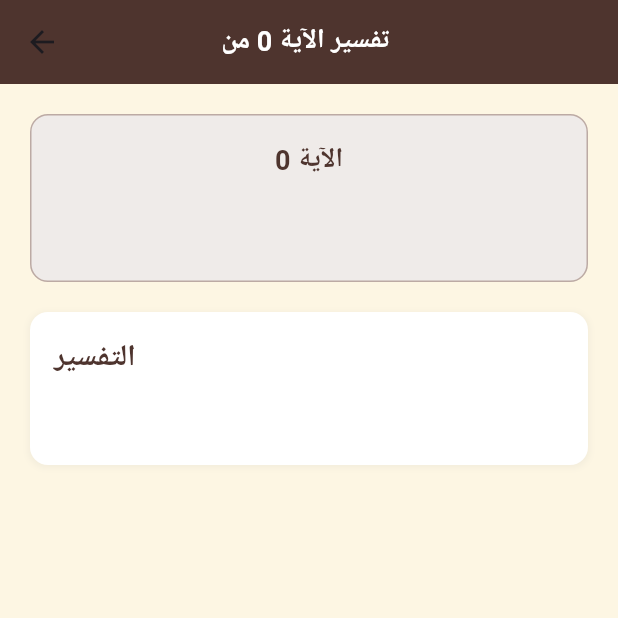
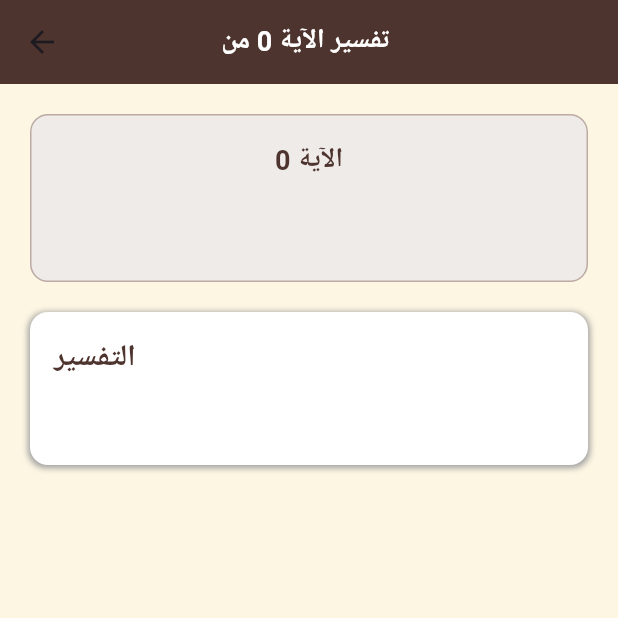
Before and after one commit to mu6m/quran-app, a Flutter app: the TafsirScreen screen opened directly with empty values, on a phone screen of 412 x 824 dp, the top half of it. Run offline on Flutter 3.47's test engine with Material 3 defaults, Android fonts, the phone set to English and light mode, and no system bars.

Commit message:
update main.dart fixing the formatting

```diff
--- a/lib/main.dart
+++ b/lib/main.dart
@@ -4,27 +4,31 @@ import 'dart:convert';
 import 'package:flutter/services.dart';
 
 void main() {
-  runApp(QuranApp());
+  runApp(const QuranApp());
 }
 
 class QuranApp extends StatelessWidget {
+  const QuranApp({super.key});
+
   @override
   Widget build(BuildContext context) {
     return MaterialApp(
       title: 'القرآن الكريم',
       theme: ThemeData(
         primarySwatch: Colors.brown,
-        scaffoldBackgroundColor: Color(0xFFFDF6E3),
+        scaffoldBackgroundColor: const Color(0xFFFDF6E3),
       ),
-      home: SurahMenuScreen(),
+      home: const SurahMenuScreen(),
       debugShowCheckedModeBanner: false,
     );
   }
 }
 
 class SurahMenuScreen extends StatefulWidget {
+  const SurahMenuScreen({super.key});
+
   @override
-  _SurahMenuScreenState createState() => _SurahMenuScreenState();
+  State<SurahMenuScreen> createState() => _SurahMenuScreenState();
 }
 
 class _SurahMenuScreenState extends State<SurahMenuScreen> {
@@ -62,7 +66,7 @@ class _SurahMenuScreenState extends State<SurahMenuScreen> {
   Widget build(BuildContext context) {
     return Scaffold(
       appBar: AppBar(
-        title: Text(
+        title: const Text(
           'القرآن الكريم',
           style: TextStyle(
             fontSize: 22,
@@ -87,7 +91,8 @@ class _SurahMenuScreenState extends State<SurahMenuScreen> {
                 return Card(
                   color: Colors.white,
                   elevation: 2,
-                  margin: EdgeInsets.symmetric(vertical: 4, horizontal: 8),
+                  margin:
+                      const EdgeInsets.symmetric(vertical: 4, horizontal: 8),
                   child: ListTile(
                     onTap: () {
                       Navigator.push(
@@ -125,12 +130,12 @@ class _SurahMenuScreenState extends State<SurahMenuScreen> {
 }
 
 class SurahReadScreen extends StatefulWidget {
+  const SurahReadScreen({super.key, required this.surah});
+
   final Map<String, dynamic> surah;
 
-  SurahReadScreen({required this.surah});
-
   @override
-  _SurahReadScreenState createState() => _SurahReadScreenState();
+  State<SurahReadScreen> createState() => _SurahReadScreenState();
 }
 
 class _SurahReadScreenState extends State<SurahReadScreen> {
@@ -219,7 +224,7 @@ class _SurahReadScreenState extends State<SurahReadScreen> {
       appBar: AppBar(
         title: Text(
           widget.surah['name']['ar'],
-          style: TextStyle(
+          style: const TextStyle(
             fontSize: 22,
             fontWeight: FontWeight.bold,
             color: Colors.white,
@@ -245,7 +250,7 @@ class _SurahReadScreenState extends State<SurahReadScreen> {
                       textAlign: TextAlign.justify,
                       textDirection: TextDirection.rtl,
                       text: TextSpan(
-                        style: TextStyle(
+                        style: const TextStyle(
                           fontSize: 24,
                           color: Colors.black87,
                           height: 1.8,
@@ -260,9 +265,7 @@ class _SurahReadScreenState extends State<SurahReadScreen> {
                             text: '$ayaText ﴿$ayaNumber﴾ ',
                             style: TextStyle(
                               color: isSelected ? Colors.brown : Colors.black87,
-                              backgroundColor: isSelected
-                                  ? Colors.brown.withOpacity(0.1)
-                                  : null,
+                              backgroundColor: isSelected ? Colors.brown : null,
                             ),
                             recognizer: LongPressGestureRecognizer()
                               ..onLongPressStart = (details) =>
@@ -282,7 +285,7 @@ class _SurahReadScreenState extends State<SurahReadScreen> {
                           foregroundColor: Colors.white,
                         ),
                         onPressed: _navigateToTafsir,
-                        child: Text('التفسير'),
+                        child: const Text('التفسير'),
                       ),
                     ),
                 ],
@@ -293,17 +296,18 @@ class _SurahReadScreenState extends State<SurahReadScreen> {
 }
 
 class TafsirScreen extends StatelessWidget {
-  final String surahName;
-  final int ayaNumber;
-  final String tafsirText;
-  final String ayaText;
-
-  TafsirScreen({
+  const TafsirScreen({
+    super.key,
     required this.surahName,
     required this.ayaNumber,
     required this.tafsirText,
     required this.ayaText,
   });
+
+  final String surahName;
+  final int ayaNumber;
+  final String tafsirText;
+  final String ayaText;
 
   String cleanTafsirText(String text) {
     return text
@@ -320,7 +324,7 @@ class TafsirScreen extends StatelessWidget {
       appBar: AppBar(
         title: Text(
           'تفسير الآية $ayaNumber من $surahName',
-          style: TextStyle(
+          style: const TextStyle(
             fontSize: 18,
             fontWeight: FontWeight.bold,
             color: Colors.white,
@@ -331,12 +335,12 @@ class TafsirScreen extends StatelessWidget {
         elevation: 0,
       ),
       body: SingleChildScrollView(
-        padding: EdgeInsets.all(20),
+        padding: const EdgeInsets.all(20),
         child: Column(
           crossAxisAlignment: CrossAxisAlignment.stretch,
           children: [
             Container(
-              padding: EdgeInsets.all(16),
+              padding: const EdgeInsets.all(16),
               decoration: BoxDecoration(
                 color: Colors.brown[50],
                 borderRadius: BorderRadius.circular(12),
@@ -352,10 +356,10 @@ class TafsirScreen extends StatelessWidget {
                       color: Colors.brown[800],
                     ),
                   ),
-                  SizedBox(height: 12),
+                  const SizedBox(height: 12),
                   Text(
                     ayaText,
-                    style: TextStyle(
+                    style: const TextStyle(
                       fontSize: 22,
                       color: Colors.black87,
                       height: 1.8,
@@ -366,15 +370,15 @@ class TafsirScreen extends StatelessWidget {
                 ],
               ),
             ),
-            SizedBox(height: 20),
+            const SizedBox(height: 20),
             Container(
-              padding: EdgeInsets.all(16),
+              padding: const EdgeInsets.all(16),
               decoration: BoxDecoration(
                 color: Colors.white,
                 borderRadius: BorderRadius.circular(12),
-                boxShadow: [
+                boxShadow: const [
                   BoxShadow(
-                    color: Colors.grey.withOpacity(0.1),
+                    color: Colors.grey,
                     spreadRadius: 1,
                     blurRadius: 3,
                     offset: Offset(0, 1),
@@ -393,10 +397,10 @@ class TafsirScreen extends StatelessWidget {
                     ),
                     textDirection: TextDirection.rtl,
                   ),
-                  SizedBox(height: 12),
+                  const SizedBox(height: 12),
                   Text(
                     cleanTafsirText(tafsirText),
-                    style: TextStyle(
+                    style: const TextStyle(
                       fontSize: 18,
                       color: Colors.black87,
                       height: 1.6,
```
